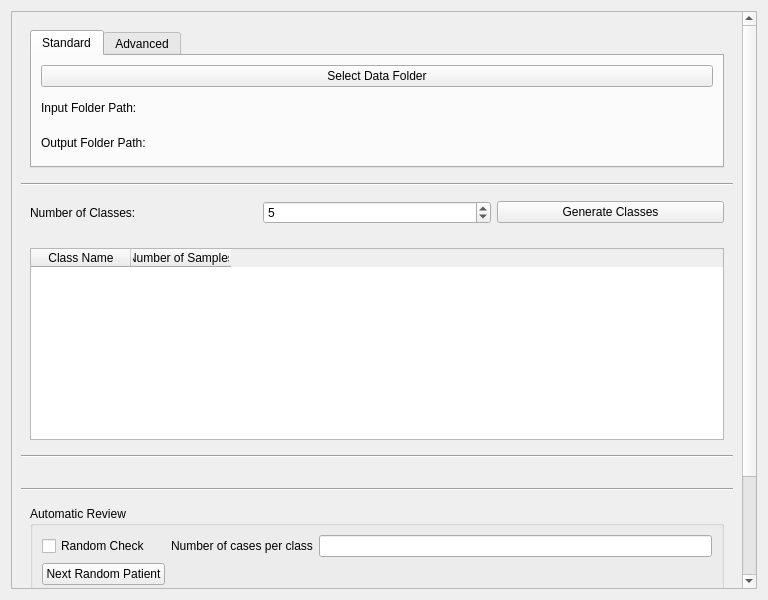
This is ClassAnnotation/Resources/UI/ClassAnnotation.ui in lorenaromeo/SlicerClassAnnotation as Qt 5 draws it before an edit. The edited form follows.
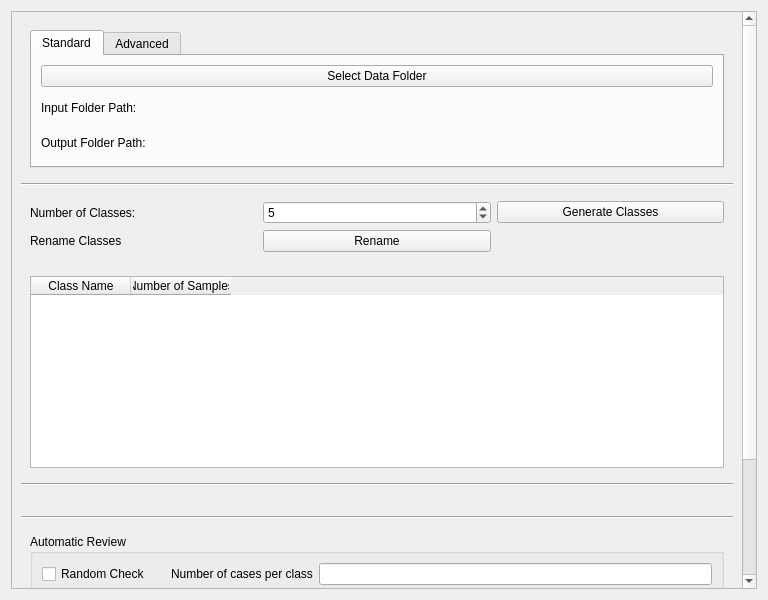
This is the edited form. Custom widgets are drawn as their Qt base class.

Commit message: update table and ui with rename button

```diff
--- a/ClassAnnotation/Resources/UI/ClassAnnotation.ui
+++ b/ClassAnnotation/Resources/UI/ClassAnnotation.ui
@@ -31,7 +31,7 @@
         <x>0</x>
         <y>0</y>
         <width>727</width>
-        <height>837</height>
+        <height>853</height>
        </rect>
       </property>
       <layout class="QVBoxLayout" name="scrollLayout">
@@ -181,6 +181,20 @@
             </property>
            </widget>
           </item>
+          <item row="1" column="0">
+           <widget class="QLabel" name="label">
+            <property name="text">
+             <string>Rename Classes</string>
+            </property>
+           </widget>
+          </item>
+          <item row="1" column="1">
+           <widget class="QPushButton" name="renameButton">
+            <property name="text">
+             <string>Rename</string>
+            </property>
+           </widget>
+          </item>
          </layout>
         </widget>
        </item>
```
The commit also changes 1 other file.
